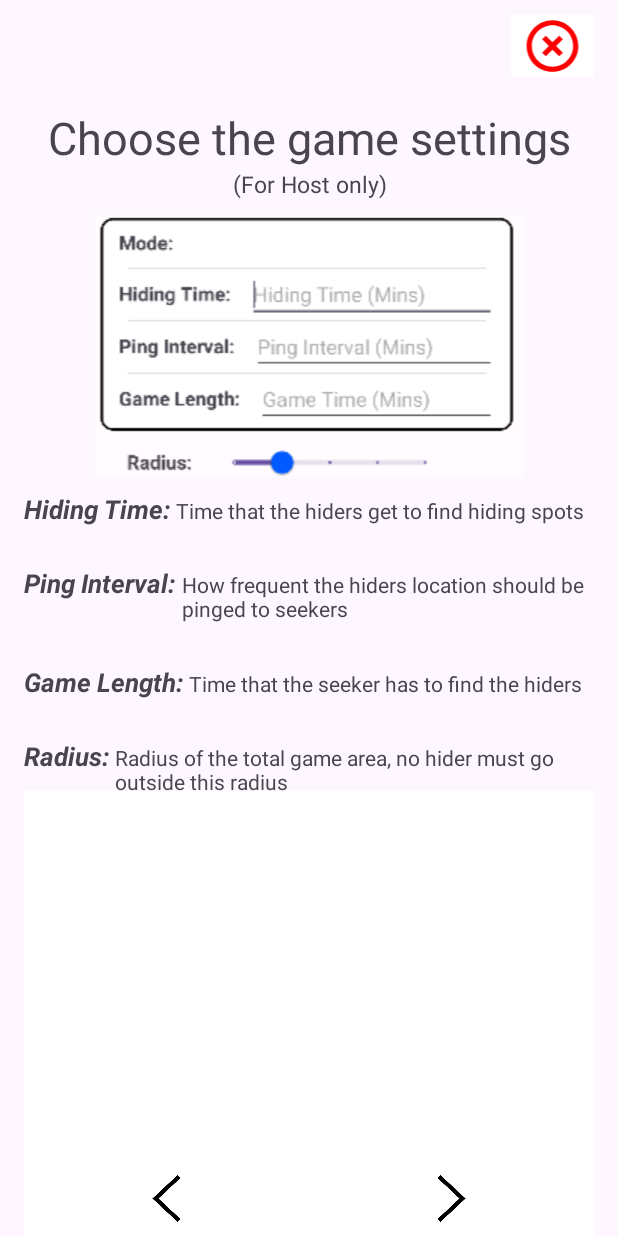
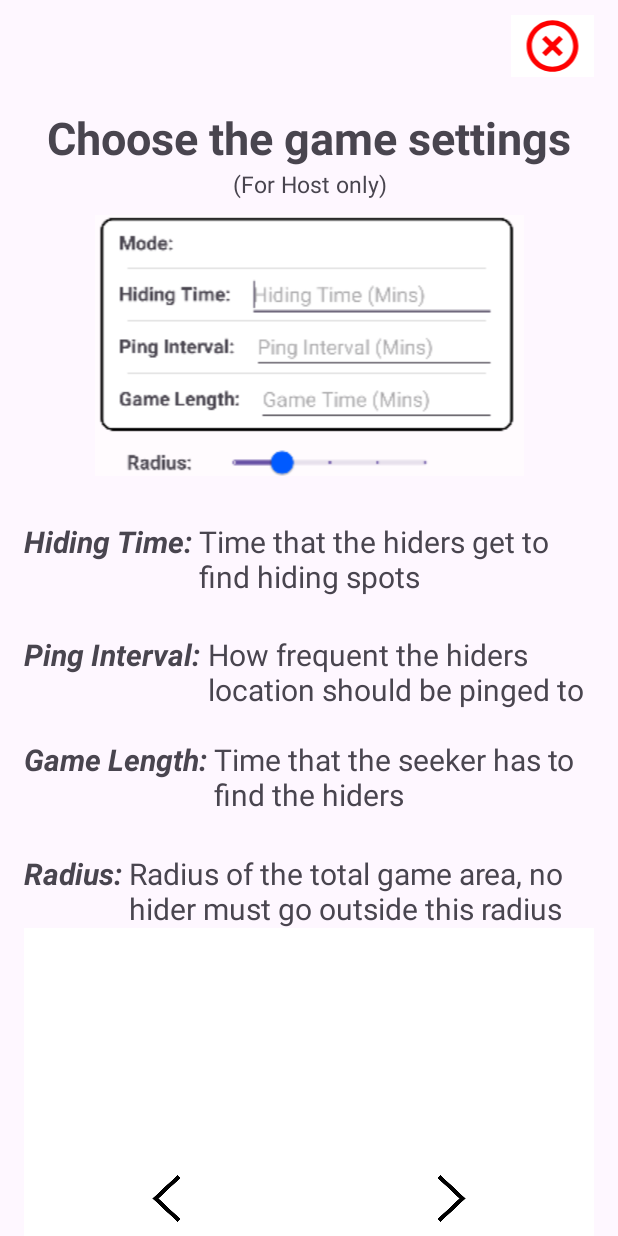
Before and after one commit to DaSh0n8/android-hide-and-seek-app, an Android app: the ChooseGameSettingsTutorial screen opened directly, with no data from a screen before it, on a phone screen of 412 x 824 dp. Run offline under Robolectric (Android 15) with nearby library versions, the phone set to English and light mode, and no system bars.

Commit message:
updated pages

```diff
--- a/src/app/src/main/res/layout/activity_choose_game_settings_tutorial.xml
+++ b/src/app/src/main/res/layout/activity_choose_game_settings_tutorial.xml
@@ -34,6 +34,7 @@
             android:layout_marginTop="20dp"
             android:gravity="center_horizontal"
             android:text="Choose the game settings"
+            android:textStyle="bold"
             android:textSize="30dp" />
 
         <TextView
@@ -56,22 +57,23 @@
 
         <LinearLayout
             android:layout_width="wrap_content"
-            android:layout_height="wrap_content"
-            android:layout_marginTop="10dp"
+            android:layout_height="50dp"
+            android:layout_marginTop="30dp"
             android:layout_marginBottom="20dp"
             android:orientation="horizontal">
 
             <TextView
                 android:layout_width="wrap_content"
-                android:layout_height="wrap_content"
+                android:layout_height="match_parent"
                 android:text="Hiding Time: "
-                android:textStyle="bold|italic"
-                android:textSize="17dp" />
+                android:textSize="20dp"
+                android:textStyle="bold|italic" />
 
             <TextView
                 android:layout_width="wrap_content"
-                android:layout_height="wrap_content"
-                android:text="Time that the hiders get to find hiding spots" />
+                android:layout_height="match_parent"
+                android:text="Time that the hiders get to find hiding spots"
+                android:textSize="20dp" />
         </LinearLayout>
 
         <LinearLayout
@@ -85,12 +87,13 @@
                 android:layout_width="wrap_content"
                 android:layout_height="match_parent"
                 android:text="Ping Interval: "
-                android:textSize="17dp"
+                android:textSize="20dp"
                 android:textStyle="bold|italic" />
 
             <TextView
                 android:layout_width="wrap_content"
-                android:layout_height="46dp"
+                android:layout_height="50dp"
+                android:textSize="20dp"
                 android:text="How frequent the hiders location should be pinged to seekers" />
         </LinearLayout>
         <LinearLayout
@@ -101,19 +104,20 @@
 
             <TextView
                 android:layout_width="wrap_content"
-                android:layout_height="wrap_content"
+                android:layout_height="match_parent"
                 android:text="Game Length: "
-                android:textSize="17dp"
+                android:textSize="20dp"
                 android:textStyle="bold|italic" />
 
             <TextView
                 android:layout_width="wrap_content"
                 android:layout_height="wrap_content"
+                android:textSize="20dp"
                 android:text="Time that the seeker has to find the hiders" />
         </LinearLayout>
         <LinearLayout
             android:layout_width="wrap_content"
-            android:layout_height="wrap_content"
+            android:layout_height="50dp"
             android:layout_marginTop="5dp"
             android:orientation="horizontal">
 
@@ -121,12 +125,13 @@
                 android:layout_width="wrap_content"
                 android:layout_height="match_parent"
                 android:text="Radius: "
-                android:textSize="17dp"
+                android:textSize="20dp"
                 android:textStyle="bold|italic" />
 
             <TextView
                 android:layout_width="wrap_content"
                 android:layout_height="wrap_content"
+                android:textSize="20dp"
                 android:text="Radius of the total game area, no hider must go outside this radius" />
         </LinearLayout>
 
--- a/src/app/src/main/res/layout/activity_end_game_tutorial.xml
+++ b/src/app/src/main/res/layout/activity_end_game_tutorial.xml
@@ -36,6 +36,7 @@
             android:layout_marginTop="10dp"
             android:gravity="center_horizontal"
             android:text="How to WIN:"
+            android:textStyle="bold"
             android:textSize="30dp" />
 
         <TextView
--- a/src/app/src/main/res/layout/activity_lobby_tutorial.xml
+++ b/src/app/src/main/res/layout/activity_lobby_tutorial.xml
@@ -36,6 +36,7 @@
             android:layout_marginTop="20dp"
             android:gravity="center_horizontal"
             android:text="Wait in the lobby for the game to start"
+            android:textStyle="bold"
             android:textSize="30dp" />
         <TextView
             android:layout_width="match_parent"
--- a/src/app/src/main/res/layout/activity_play_game_tutorial.xml
+++ b/src/app/src/main/res/layout/activity_play_game_tutorial.xml
@@ -35,13 +35,14 @@
             android:layout_marginTop="10dp"
             android:gravity="center_horizontal"
             android:text="Play the Game:"
+            android:textStyle="bold"
             android:textSize="30dp" />
         <TextView
             android:layout_width="match_parent"
             android:layout_height="wrap_content"
             android:layout_marginTop="10dp"
             android:gravity="center_horizontal"
-            android:text="Hiders must find their hiding spots, and seekers must now attempt to seek them before time runs out!"
+            android:text="Hiders must find their hiding spots within the hiding time"
             android:textSize="20dp" />
 
         <ImageView
@@ -59,7 +60,7 @@
             android:layout_height="wrap_content"
             android:layout_marginTop="10dp"
             android:gravity="center_horizontal"
-            android:text="Each Hider gets an elimination code, Seekers can eliminate hiders using their unique codes"
+            android:text="Once the hiding time is done, seekers can eliminate hiders with their hider codes"
             android:textSize="20dp" />
     </LinearLayout>
     <LinearLayout
```
Also changed, not shown: src/app/src/main/res/layout/activity_start_game_tutorial.xml (+11 -22 lines).
